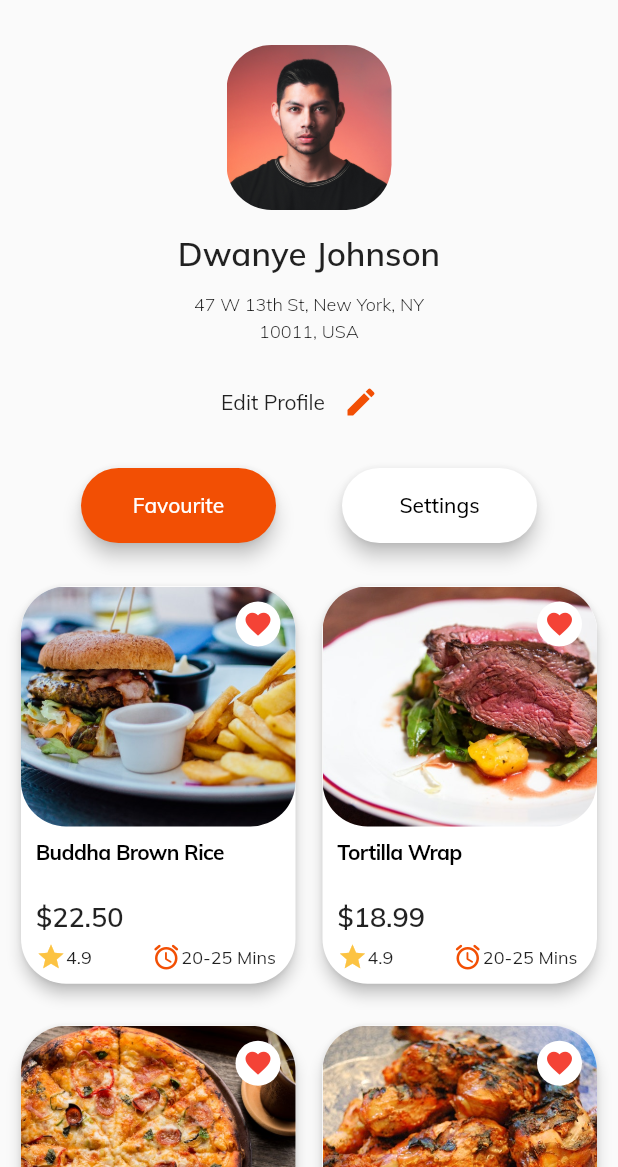
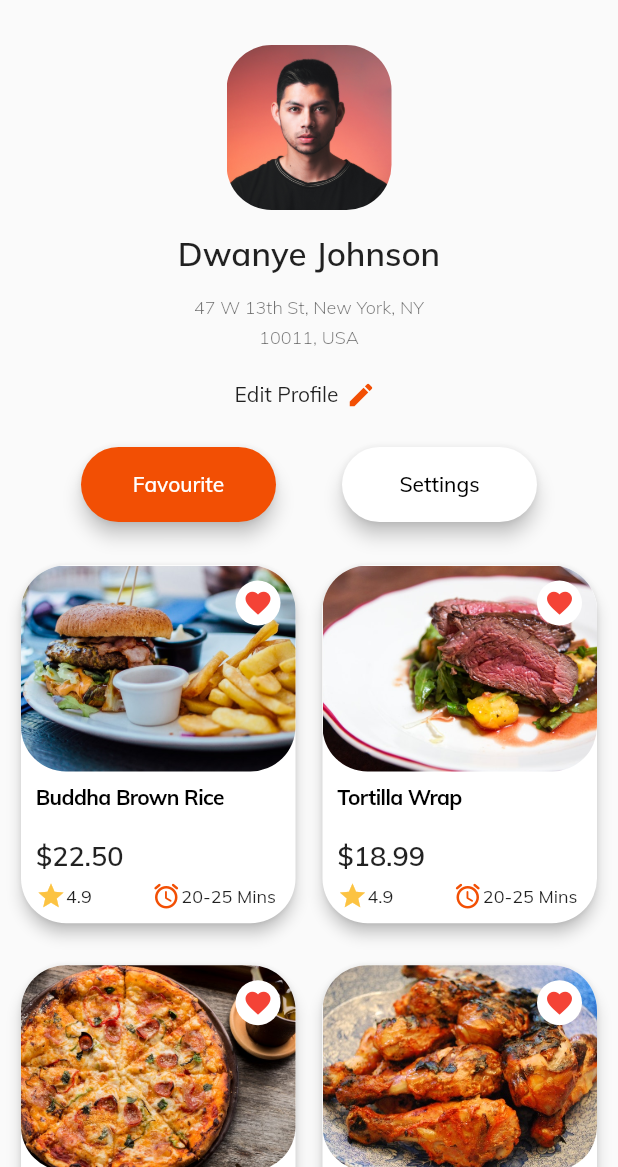
Before and after one commit to devammarzd/FoodApp, a Flutter app: the screen it shows after launch, on a phone screen of 412 x 824 dp, the part 69-1236 px from its top. Run offline on Flutter 3.47's test engine with Material 2 defaults, Android fonts, the phone set to English and light mode, and no system bars.

Commit message:
screen resoulution fixed

```diff
--- a/lib/CustomWidgets/FoodGrid.dart
+++ b/lib/CustomWidgets/FoodGrid.dart
@@ -10,7 +10,7 @@ class FoodGrid extends StatefulWidget {
 class _FoodGridState extends State<FoodGrid> {
   @override
   Widget build(BuildContext context) {
-    return  GridView.count(
+    return GridView.count(
       // padding: const EdgeInsets.all(8),
       crossAxisSpacing: 10,
       primary: false,
@@ -19,7 +19,7 @@ class _FoodGridState extends State<FoodGrid> {
       mainAxisSpacing: 20,
       crossAxisCount: 2,
 
-                childAspectRatio: 0.7,
+      childAspectRatio: sizeWidth(context) / (sizeHeight(context) / 1.55),
       children: popularFoodData
           .map(
             (item) => Card(
@@ -32,7 +32,7 @@ class _FoodGridState extends State<FoodGrid> {
                   crossAxisAlignment: CrossAxisAlignment.start,
                   children: [
                     Container(
-                                height: 160,
+                      height: sizeHeight(context) / 6,
                       width: double.infinity,
                       decoration: BoxDecoration(
                           color: Colors.white,
@@ -54,8 +54,7 @@ class _FoodGridState extends State<FoodGrid> {
                               child: Container(
                                 padding: EdgeInsets.all(5),
                                 decoration: BoxDecoration(
-                                              borderRadius:
-                                                  BorderRadius.circular(500),
+                                    borderRadius: BorderRadius.circular(500),
                                     color: Colors.white),
                                 child: Icon(
                                   Icons.favorite,
@@ -68,27 +67,22 @@ class _FoodGridState extends State<FoodGrid> {
                     ),
                     Expanded(
                       child: Padding(
-                                  padding:
-                                      const EdgeInsets.fromLTRB(10, 8, 10, 8),
+                        padding: const EdgeInsets.fromLTRB(10, 8, 10, 8),
                         child: Column(
-                                    crossAxisAlignment:
-                                        CrossAxisAlignment.start,
+                          crossAxisAlignment: CrossAxisAlignment.start,
                           children: [
                             Container(
                               width: sizeWidth(context),
                               child: Text(item["name"],
                                   maxLines: 1,
                                   overflow: TextOverflow.ellipsis,
-                                            style: Theme.of(context)
-                                                .textTheme
-                                                .headline1),
+                                  style: Theme.of(context).textTheme.headline1),
                             ),
                             Expanded(child: SizedBox()),
                             Text(
                               item["price"],
                               style: TextStyle(
-                                            fontSize: 18,
-                                            fontWeight: FontWeight.w600),
+                                  fontSize: 18, fontWeight: FontWeight.w600),
                             ),
                             SizedBox(
                               height: 5,
--- a/lib/Screens/ProfileScreens/ProfileScree.dart
+++ b/lib/Screens/ProfileScreens/ProfileScree.dart
@@ -2,6 +2,7 @@ import 'package:flutter/material.dart';
 import 'package:food_app/CustomWidgets/CusAppBar.dart';
 import 'package:food_app/CustomWidgets/CustomButton.dart';
 import 'package:food_app/CustomWidgets/FoodGrid.dart';
+import 'package:food_app/Screens/ProfileScreens/EditProfileScreen.dart';
 import 'package:food_app/Styles/StyleConstants.dart';
 import 'package:food_app/Styles/Styles.dart';
 
@@ -56,9 +57,9 @@ class _ProfileScreenState extends State<ProfileScreen> {
                 width: 160,
                 child: Text(
                   "47 W 13th St, New York, NY 10011, USA",
-                  style: lightTextStyles.copyWith(
-                    height: 1.5,
-                  ),
+                  style: Theme.of(context).textTheme.headline3.copyWith(
+                        height: 1.7,
+                      ),
                   textAlign: TextAlign.center,
                 ),
               ),
@@ -70,13 +71,21 @@ class _ProfileScreenState extends State<ProfileScreen> {
                 mainAxisAlignment: MainAxisAlignment.center,
                 children: [
                   Text("Edit Profile"),
-                  IconButton(
-                    icon: Icon(
-                      Icons.edit,
-                      color: primaryColor,
+                  InkWell(
+                    borderRadius: BorderRadius.circular(500),
+                    onTap: () {},
+                    child: Container(
+                      padding: EdgeInsets.all(5),
+                      decoration: BoxDecoration(
+                        borderRadius: BorderRadius.circular(500),
+                      ),
+                      child: Icon(
+                        Icons.edit,
+                        color: primaryColor,
+                        size: 20,
+                      ),
                     ),
-                    onPressed: () {},
-                  )
+                  ),
                 ],
               ),
               SizedBox(
--- a/lib/Styles/Styles.dart
+++ b/lib/Styles/Styles.dart
@@ -7,12 +7,7 @@ class Fonts {
   static String get mainFont => _mulish;
 }
 
-// light text style for sub text
-TextStyle lightTextStyles = TextStyle(
-  fontSize: 12,
-  fontWeight: FontWeight.w300,
-  fontFamily: Fonts.mainFont,
-);
+TextStyle lightTextStyles = TextStyle();
 
 final ThemeData themeData = ThemeData(
     primaryColor: primaryColor,
@@ -34,10 +29,10 @@ final ThemeData themeData = ThemeData(
         color: Colors.black,
         fontFamily: Fonts.mainFont,
       ),
+      // light text style for sub text
       headline3: TextStyle(
-        fontSize: 14,
-        fontWeight: FontWeight.bold,
-        color: Colors.black,
+        fontSize: 12,
+        fontWeight: FontWeight.w300,
         fontFamily: Fonts.mainFont,
       ),
       bodyText1: TextStyle(
```
Also changed, not shown: lib/Screens/ProfileScreens/EditProfileScreen.dart (+48 -0 lines). Lines whose indentation alone changed are shown as unchanged.
